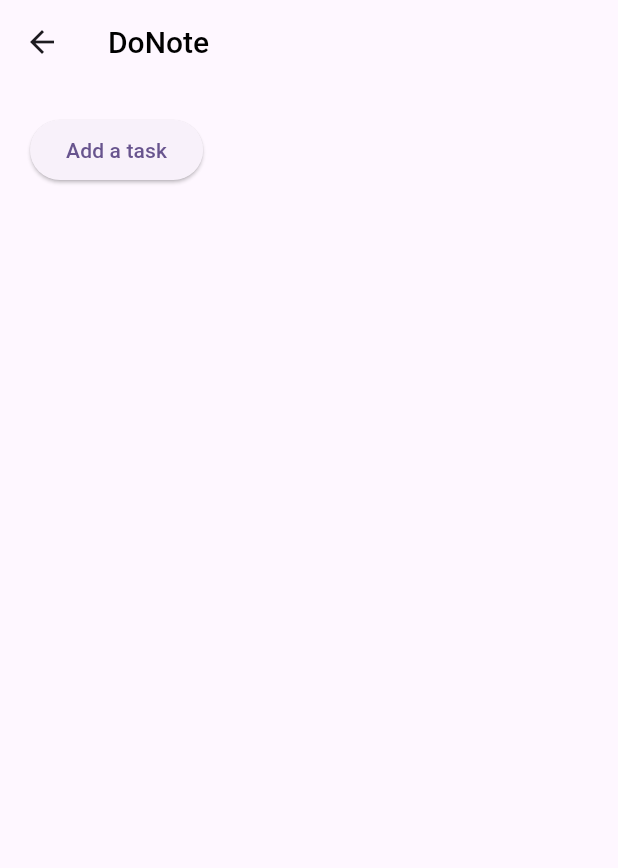
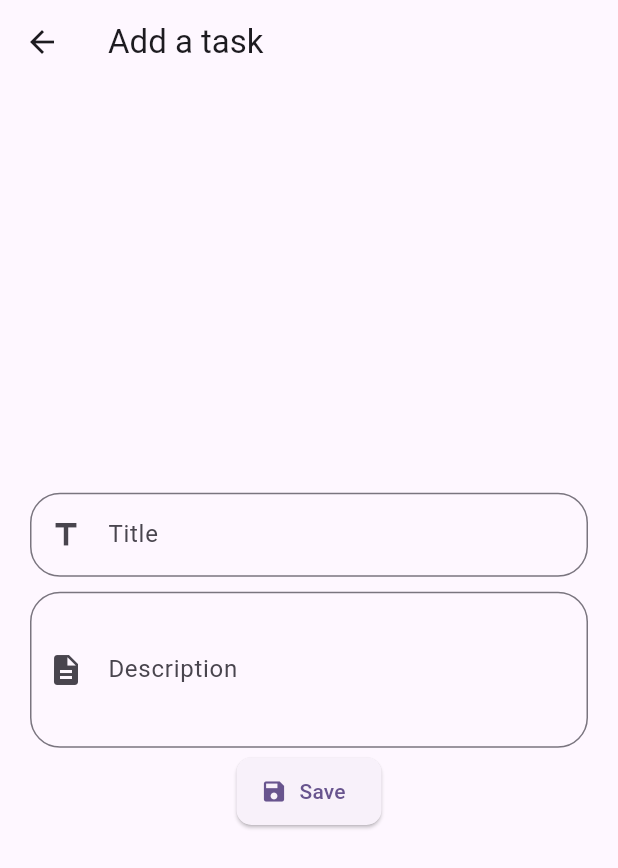
Before and after one commit to Rina-ui/To-Do-, a Flutter app: the Home screen opened directly, after a tap on "Add a task", on a phone screen of 412 x 824 dp. Shown: the top 868 px of the screen. Run offline on Flutter 3.47's test engine with Material 3 defaults, Android fonts, the phone set to English and light mode, and no system bars; our stand-ins replace shared_preferences; accounts and stored records are empty; Roboto replaces fonts that are missing (Poppins).

Commit message:
modificationdu login avec la creation de la fonction login et crestiondu screenTask

```diff
--- a/lib/screen/home.dart
+++ b/lib/screen/home.dart
@@ -1,8 +1,7 @@
 import 'dart:io';
 
 import 'package:flutter/material.dart';
-import 'package:http/http.dart' as http;
-import 'dart:convert';
+import 'package:todo_flutter_app/screen/screenTask.dart';
 
 class Home extends StatefulWidget {
   const Home({super.key});
@@ -12,32 +11,6 @@ class Home extends StatefulWidget {
 }
 
 class _HomeState extends State<Home> {
-
-  Future<void> addTask(String title, String description, String token) async{
-    final url = Uri.parse('http://10.0.2.2:3000/api/task');
-
-    try{
-      final response = await http.post(
-        url,
-        headers: {
-          'Content-Type': 'application/json',
-          'Authorization': 'Bearer $token'
-        },
-        body: jsonEncode({
-          'title': title,
-          'descritption': description
-        }),
-      );
-
-      if(response.statusCode == 200 || response.statusCode == 201){
-        print('Task added successfully');
-      }else{
-        print('Failed to add task: ${response.body}');
-      }
-    }catch(e){
-      print('Error adding task: $e');
-    }
-  }
 
   @override
   Widget build(BuildContext context) {
@@ -61,7 +34,7 @@ class _HomeState extends State<Home> {
                 onPressed: () => {
                   Navigator.push(
                       context,
-                      MaterialPageRoute(builder: (context) => Home())
+                      MaterialPageRoute(builder: (context) => Screentask())
                   )
                 },
                 child: Text('Add a task')
--- /dev/null
+++ b/lib/screen/screenTask.dart
@@ -0,0 +1,145 @@
+import 'package:flutter/material.dart';
+import 'package:http/http.dart' as http;
+import 'dart:convert';
+
+
+class Screentask extends StatefulWidget {
+  const Screentask({super.key});
+
+  @override
+  State<Screentask> createState() => _ScreentaskState();
+}
+
+class _ScreentaskState extends State<Screentask> {
+  TextEditingController titleController = TextEditingController();
+  TextEditingController descriptionController = TextEditingController();
+
+  Future<void> addTask(String title, String description, String token) async{
+    final url = Uri.parse('http://10.0.2.2:3000/api/task');
+
+    try{
+      final response = await http.post(
+        url,
+        headers: {
+          'Content-Type': 'application/json',
+          'Authorization': 'Bearer $token'
+        },
+        body: jsonEncode({
+          'title': title,
+          'description': description
+        }),
+      );
+
+      if(response.statusCode == 200 || response.statusCode == 201){
+        ScaffoldMessenger.of(context).showSnackBar(
+            SnackBar(content: Text('Task added successfully'))
+        );
+        Navigator.pop(context);
+      }else{
+        print('Failed to add task: ${response.statusCode} ${response.body}');
+        showDialog(
+            context: context,
+            builder: (_) => AlertDialog(
+              title: Text('Error'),
+              content: Text('Impossible to add task'),
+              actions: [
+                TextButton(
+                    onPressed: () => Navigator.pop(context),
+                    child: Text('OK')
+                )
+              ],
+            )
+        );
+      }
+    }catch(e){
+      print('Error adding task: $e');
+      showDialog(
+          context: context,
+          builder: (_) => AlertDialog(
+            title: Text('Error'),
+            content: Text('Error of server'),
+            actions: [
+              TextButton(
+                  onPressed: () => Navigator.pop(context),
+                  child: Text('OK')
+              )
+            ],
+          )
+      );
+    }
+  }
+
+  @override
+  void dispose() {
+    titleController.dispose();
+    descriptionController.dispose();
+    super.dispose();
+  }
+
+  @override
+  Widget build(BuildContext context) {
+    return Scaffold(
+      appBar: AppBar(
+        title: Text('Add a task'),
+      ),
+      body: Padding(
+          padding: EdgeInsets.all(20),
+        child: Column(
+          mainAxisAlignment: MainAxisAlignment.center,
+          children: [
+            TextField(
+              controller: titleController,
+              decoration: InputDecoration(
+                  labelText: 'Title',
+                  border: OutlineInputBorder(
+                    borderRadius: BorderRadius.circular(20),
+                  ),
+                  prefixIcon: Icon(Icons.title)
+              ),
+            ),
+
+            SizedBox(height: 10),
+
+            TextField(
+              controller: descriptionController,
+              decoration: InputDecoration(
+                labelText: 'Description',
+                border: OutlineInputBorder(
+                  borderRadius: BorderRadius.circular(20),
+                ),
+                prefixIcon: Icon(Icons.description),
+              ),
+              minLines: 3,
+              maxLines: 6,
+            ),
+
+            SizedBox(height: 5),
+
+            ElevatedButton.icon(
+                onPressed: () {
+                  final title = titleController.text;
+                  final description = descriptionController.text;
+
+                  if (title.isEmpty || description.isEmpty) {
+                    ScaffoldMessenger.of(context).showSnackBar(
+                        SnackBar(content: Text('Please fill in all fields'))
+                    );
+                    return;
+                  }
+                    addTask(title, description, 'token');
+                },
+                icon: Icon(Icons.save),
+                label: Text('Save'),
+              style: ElevatedButton.styleFrom(
+                minimumSize: Size(20, 45),
+                shape: RoundedRectangleBorder(
+                  borderRadius: BorderRadius.circular(10),
+                ),
+              ),
+            )
+          ],
+        ),
+      )
+    );
+  }
+}
--- a/pubspec.yaml
+++ b/pubspec.yaml
@@ -28,6 +28,7 @@ environment:
 # the latest version available on pub.dev. To see which dependencies have newer
 # versions available, run `flutter pub outdated`.
 dependencies:
+  shared_preferences: ^2.0.15
   http: ^0.13.6
   flutter:
     sdk: flutter
```
Also changed, not shown: lib/screen/connexion.dart (+78 -47 lines), lib/screen/inscription.dart (+4 -4 lines), pubspec.lock, 1 other file.
